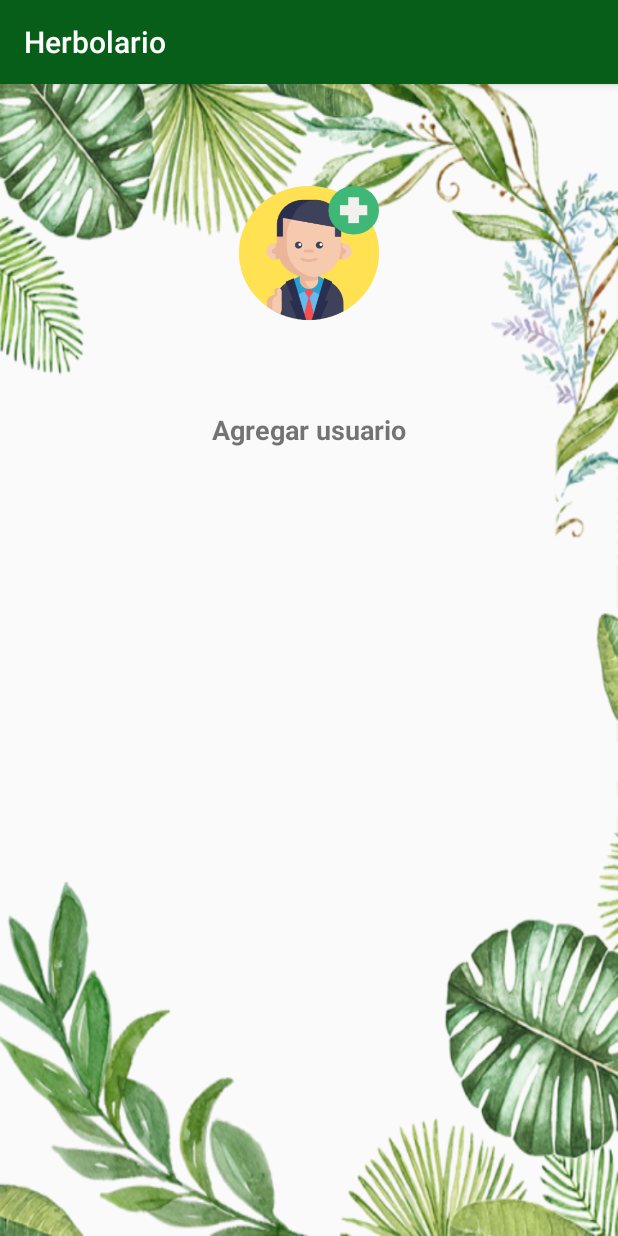
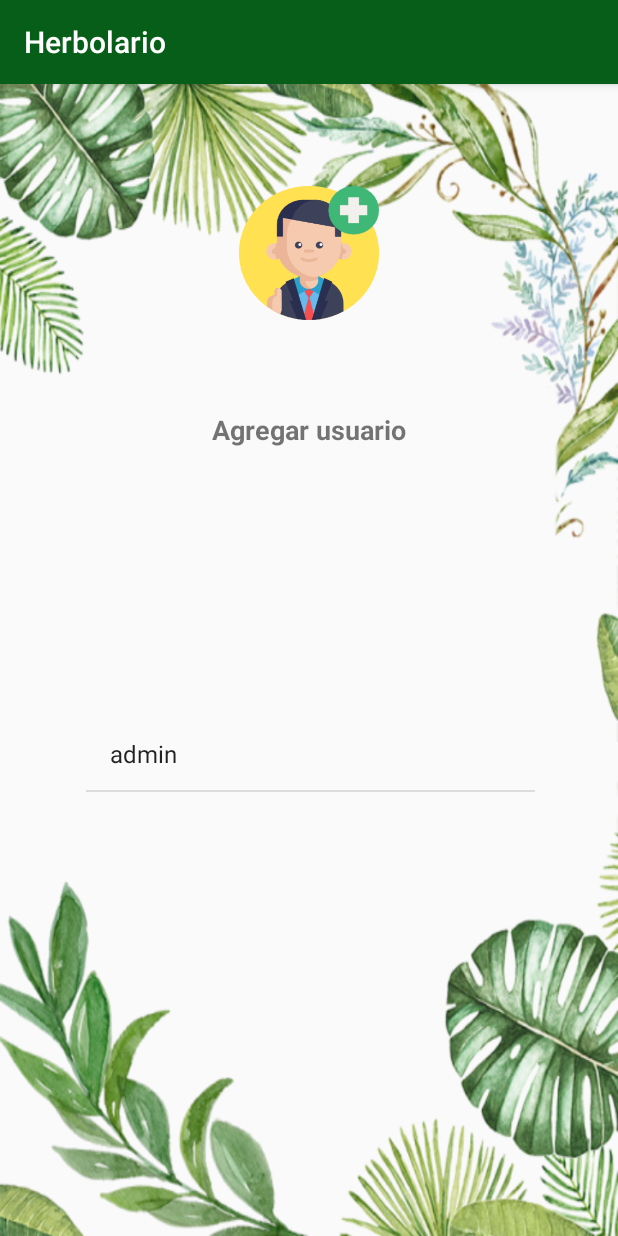
Before and after one commit to Cinthiaru/Plantitas, an Android app: the usuarios screen opened directly, with no data from a screen before it, on a phone screen of 412 x 824 dp. Run offline under Robolectric (Android 15) with nearby library versions, the phone set to English and light mode, and no system bars.

Commit message:
mostrar usuarios funcionando

```diff
--- a/app/src/main/java/mx/uv/herbolario/DataBaseHelper.java
+++ b/app/src/main/java/mx/uv/herbolario/DataBaseHelper.java
@@ -1,5 +1,6 @@
 package mx.uv.herbolario;
 
+import android.content.ContentValues;
 import android.database.sqlite.SQLiteOpenHelper;
 import android.content.Context;
 import android.database.sqlite.SQLiteDatabase;
@@ -23,6 +24,13 @@ public class DataBaseHelper extends SQLiteOpenHelper {
             + USUARIO_USU +" text not null,"
             + USUARIO_ROL +" text not null);";
 
+    private static final String DATABASE_user = "insert into " + USUARIO
+            +"(" +USUARIO_NOMBRE+","
+            +USUARIO_USU+","
+            +USUARIO_PASSWORD+","
+            +USUARIO_ROL+")"
+            + "values ('admin', 'admin', 'admin', 'admin');";
+
     public DataBaseHelper(Context context) {
         super(context, DATABASE_NAME, null, DATABASE_VERSION);
     }
@@ -30,7 +38,7 @@ public class DataBaseHelper extends SQLiteOpenHelper {
     @Override
     public void onCreate(SQLiteDatabase db) {
         db.execSQL(DATABASE_CREATE);
-
+        db.execSQL(DATABASE_user);
     }
 
     @Override
--- a/app/src/main/java/mx/uv/herbolario/MainActivity.java
+++ b/app/src/main/java/mx/uv/herbolario/MainActivity.java
@@ -21,7 +21,6 @@ public class MainActivity extends AppCompatActivity implements  View.OnClickList
         setContentView(R.layout.activity_main);
         usuariosdb = new UsuariosOperaciones(this);
         usuariosdb.open();
-        usuariosdb.UsuarioDefault();
         txtUsuario=this.findViewById(R.id.editText);
         txtPassword=this.findViewById(R.id.editText2);
         btnIngresar=this.findViewById(R.id.btnIngresar);
@@ -33,7 +32,6 @@ public class MainActivity extends AppCompatActivity implements  View.OnClickList
         String usuario = txtUsuario.getText().toString();
         String contrasena = txtPassword.getText().toString();
         String existeUsuario= usuariosdb.login(usuario, contrasena);
-
         if(existeUsuario.equals("admin")){
             Intent ven = new Intent(this, PantallaAdmin.class);
             startActivity(ven);
--- a/app/src/main/java/mx/uv/herbolario/UsuariosOperaciones.java
+++ b/app/src/main/java/mx/uv/herbolario/UsuariosOperaciones.java
@@ -26,6 +26,7 @@ public class UsuariosOperaciones {
     public void close() {
         dbHelper.close();
     }
+    //Busca donde el usuarios y el password sean iguales y se trae el rol
     public String login(String usuario, String password){
         String rol="";
         String whereClause = "_usuario = ? AND _password = ?";
@@ -42,6 +43,7 @@ public class UsuariosOperaciones {
         cursor.close();
         return rol;
     }
+
     public Usuario addUsuario(String nombre, String usuario, String contrasena, String rol) {
 
         ContentValues values = new ContentValues();
@@ -60,10 +62,11 @@ public class UsuariosOperaciones {
 
         cursor.moveToFirst();
 
-        Usuario newComment = parseFarmacia(cursor);
+        Usuario newComment = parseUsuario(cursor);
         cursor.close();
         return newComment;
     }
+
     public void UsuarioDefault() {
 
         ContentValues values = new ContentValues();
@@ -74,7 +77,6 @@ public class UsuariosOperaciones {
         values.put(DataBaseHelper.USUARIO_ROL,"admin");
 
         long usuarioId = database.insert(DataBaseHelper.USUARIO, null, values);
-
     }
 
     public void deleteFarmacia(Usuario comment) {
@@ -84,24 +86,22 @@ public class UsuariosOperaciones {
                 + " = " + id, null);
     }
 
-    public List<Usuario> getAllFarmacia() {
-        List<Usuario> FARMACIA = new ArrayList<Usuario>();
+    public List<String> getAllUsuarios() {
+        List<String> USUARIO = new ArrayList<String>();
 
         Cursor cursor = database.query(DataBaseHelper.USUARIO,
-                USUARIOS_TABLE_COLUMNS, null, null, null, null, null);
+                new String[]{DataBaseHelper.USUARIO_USU}, null, null, null, null, null);
 
         cursor.moveToFirst();
-        while (!cursor.isAfterLast()) {
-            Usuario farmacia = parseFarmacia(cursor);
-            FARMACIA.add(farmacia);
+        do{
+            USUARIO.add(cursor.getString(0));
             cursor.moveToNext();
-        }
-
+        }while(cursor.moveToNext());
         cursor.close();
-        return FARMACIA;
+        return USUARIO;
     }
 
-    private Usuario parseFarmacia(Cursor cursor) {
+    private Usuario parseUsuario(Cursor cursor) {
         Usuario usuario = new Usuario();
         usuario.setId((cursor.getInt(0)));
         usuario.setNombre(cursor.getString(1));
--- a/app/src/main/java/mx/uv/herbolario/usuarios.java
+++ b/app/src/main/java/mx/uv/herbolario/usuarios.java
@@ -10,23 +10,32 @@ import android.view.View;
 import android.widget.ArrayAdapter;
 import android.widget.ListView;
 import android.widget.SimpleCursorAdapter;
+import android.widget.Toast;
 
 import java.util.ArrayList;
+import java.util.List;
 
 public class usuarios extends AppCompatActivity {
 
     ListView listaUsuarios;
-    ArrayList<String> lista;
-    ArrayAdapter adapter;
-    UserList usr= new UserList();
+    ArrayAdapter<String> adapter;
+    private UsuariosOperaciones usuariosdb;
 
     @SuppressLint("ResourceType")
     @Override
     protected void onCreate(Bundle savedInstanceState) {
         super.onCreate(savedInstanceState);
         setContentView(R.layout.activity_usuarios);
-        DBHelper db=new DBHelper(getApplicationContext(),null,null,1);
-        listaUsuarios =(ListView) findViewById(R.id.listUsuarios);
+        usuariosdb = new UsuariosOperaciones(this);
+        usuariosdb.open();
+        listaUsuarios =this.findViewById(R.id.listUsuarios);
+        LlenarListaUsuarios();
+    }
+
+    public void LlenarListaUsuarios(){
+        List usuarios = usuariosdb.getAllUsuarios();
+        adapter = new ArrayAdapter<String>(this, android.R.layout.simple_list_item_1, usuarios);
+        listaUsuarios.setAdapter(adapter);
     }
 
     public void agregar(View view){
--- a/app/src/main/res/layout/activity_usuarios.xml
+++ b/app/src/main/res/layout/activity_usuarios.xml
@@ -48,16 +48,14 @@
         android:id="@+id/listUsuarios"
         style="@style/Widget.AppCompat.ListView"
         android:layout_width="299dp"
-        android:layout_height="354dp"
+        android:layout_height="313dp"
         android:layout_marginStart="8dp"
         android:layout_marginLeft="8dp"
-        android:layout_marginTop="8dp"
         android:layout_marginEnd="8dp"
         android:layout_marginRight="8dp"
-        android:layout_marginBottom="8dp"
+        android:layout_marginBottom="32dp"
         app:layout_constraintBottom_toBottomOf="parent"
         app:layout_constraintEnd_toEndOf="parent"
-        app:layout_constraintStart_toStartOf="parent"
-        app:layout_constraintTop_toTopOf="parent"
-        app:layout_constraintVertical_bias="0.959" />
+        app:layout_constraintHorizontal_bias="0.507"
+        app:layout_constraintStart_toStartOf="parent" />
 </android.support.constraint.ConstraintLayout>
```
